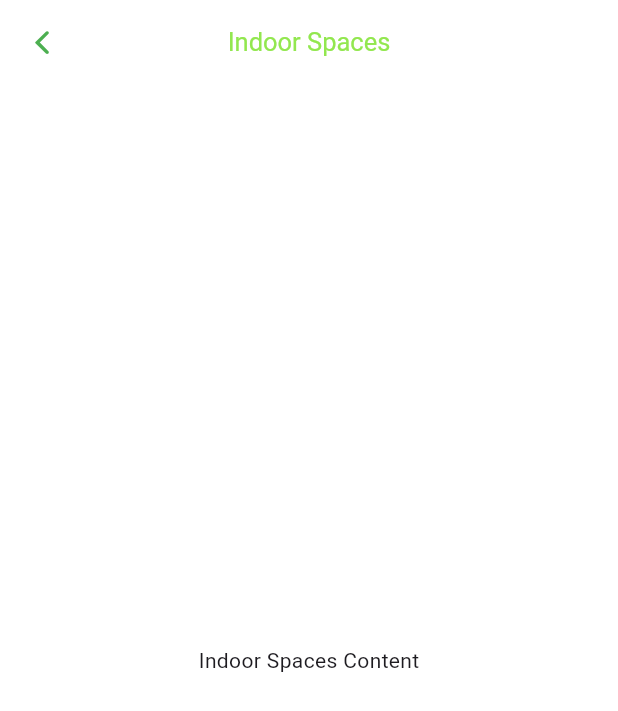
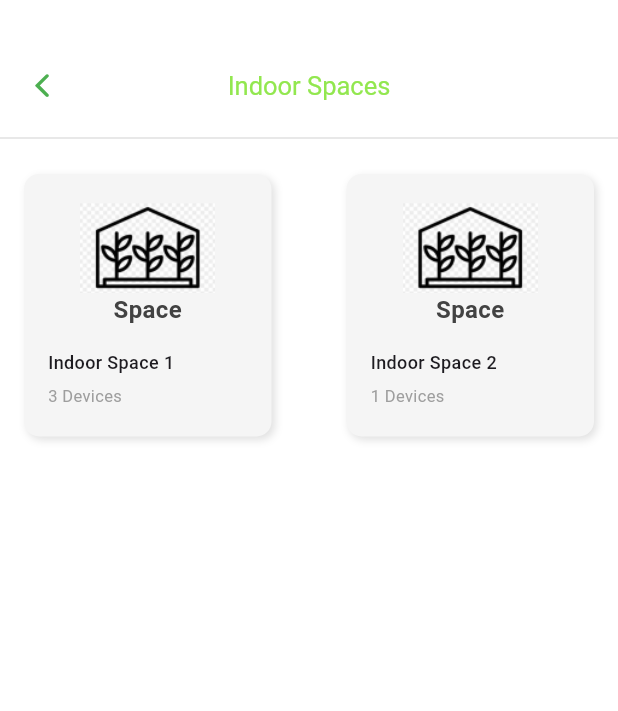
Before and after one commit to ozcann159/farmer_chatbot, a Flutter app: the IndoorSpacesScreen screen opened directly, on a phone screen of 412 x 824 dp. Shown: the top 711 px of the screen. Run offline on Flutter 3.47's test engine with Material 3 defaults, Android fonts, the phone set to English and light mode, and no system bars; our stand-ins replace image_picker; network calls fail.

Commit message:
ındoorSpacesScreen editing

```diff
--- a/lib/screens/ındoorSpacesScreen.dart
+++ b/lib/screens/ındoorSpacesScreen.dart
@@ -10,7 +10,11 @@ class IndoorSpacesScreen extends StatelessWidget {
   Widget build(BuildContext context) {
     return Scaffold(
       backgroundColor: backgroundColor,
-      appBar: AppBar(
+      appBar: PreferredSize(
+        preferredSize: Size.fromHeight(100.0),
+        child: Padding(
+          padding: const EdgeInsets.only(top: 30.0),
+          child: AppBar(
             backgroundColor: backgroundColor,
             title: const Text(
               'Indoor Spaces',
@@ -29,8 +33,106 @@ class IndoorSpacesScreen extends StatelessWidget {
               },
               icon: Icon(CupertinoIcons.back),
             ),
+            bottom: PreferredSize(
+              preferredSize: Size.fromHeight(1.0),
+              child: Divider(
+                color: Colors.grey[300],
+                thickness: 1.0,
               ),
-      body: const Center(child: Text('Indoor Spaces Content')),
+            ),
+          ),
+        ),
+      ),
+      body: Padding(
+        padding: const EdgeInsets.all(16.0),
+        child: Column(
+          children: [
+            Row(
+              mainAxisAlignment: MainAxisAlignment.spaceBetween,
+              children: [
+                _buildOutdoorSpaceContainer(
+                    'Indoor Space 1', '3 Devices', "assets/images/image6.png"),
+                _buildOutdoorSpaceContainer(
+                    'Indoor Space 2', '1 Devices', "assets/images/image6.png"),
+              ],
+            ),
+          ],
+        ),
+      ),
+    );
+  }
+
+  Widget _buildOutdoorSpaceContainer(
+      String title, String deviceCount, String? imagePath) {
+    return SingleChildScrollView(
+      scrollDirection: Axis.horizontal,
+      child: Container(
+        width: 165,
+        height: 175,
+        padding: const EdgeInsets.all(16.0),
+        decoration: BoxDecoration(
+          color: Colors.grey[100],
+          borderRadius: BorderRadius.circular(10),
+          boxShadow: const [
+            BoxShadow(
+              color: Colors.black12,
+              blurRadius: 4,
+              offset: Offset(2, 2),
+            ),
+          ],
+        ),
+        child: Column(
+          mainAxisAlignment: MainAxisAlignment.center,
+          crossAxisAlignment: CrossAxisAlignment.center,
+          children: [
+            if (imagePath != null)
+              Image.asset(
+                imagePath,
+                width: 90,
+                height: 60,
+                fit: BoxFit.cover,
+              )
+            else
+              Text(
+                'Add ',
+                style: TextStyle(
+                    fontSize: 16,
+                    fontWeight: FontWeight.bold,
+                    color: Colors.grey[800]),
+                textAlign: TextAlign.center,
+              ),
+            Text(
+              'Space',
+              style: TextStyle(
+                  fontSize: 16,
+                  fontWeight: FontWeight.bold,
+                  color: Colors.grey[800]),
+              textAlign: TextAlign.center,
+            ),
+            if (imagePath != null) ...[
+              SizedBox(height: 15),
+              Align(
+                alignment: Alignment.centerLeft,
+                child: Text(
+                  title,
+                  style: const TextStyle(
+                    fontSize: 12,
+                    fontWeight: FontWeight.w500,
+                  ),
+                ),
+              ),
+              const SizedBox(height: 6),
+              Align(
+                alignment: Alignment.centerLeft,
+                child: Text(
+                  deviceCount,
+                  style: const TextStyle(fontSize: 11, color: Colors.grey),
+                ),
+              ),
+            ]
+          ],
+        ),
+      ),
     );
   }
 }
--- a/pubspec.yaml
+++ b/pubspec.yaml
@@ -66,6 +66,7 @@ flutter:
     - assets/images/image1.png
     - assets/images/group1.png
     - assets/images/image7.png
+    - assets/images/image6.png
   #   - images/a_dot_ham.jpeg
 
   # An image asset can refer to one or more resolution-specific "variants", see
```
Also changed, not shown: lib/screens/chat_screen.dart (+38 -0 lines), lib/screens/chatbot_screen.dart (+30 -0 lines), lib/screens/outdoorSpacesScreen.dart (+7 -1 lines), assets/images/image6.png (added). Lines whose indentation alone changed are shown as unchanged.
